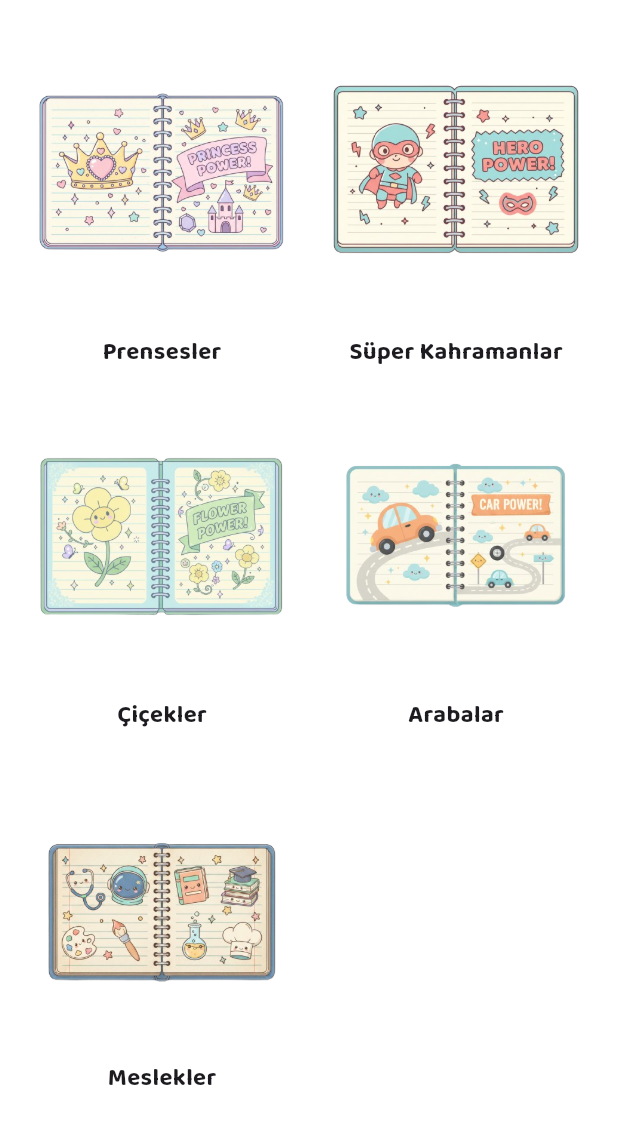
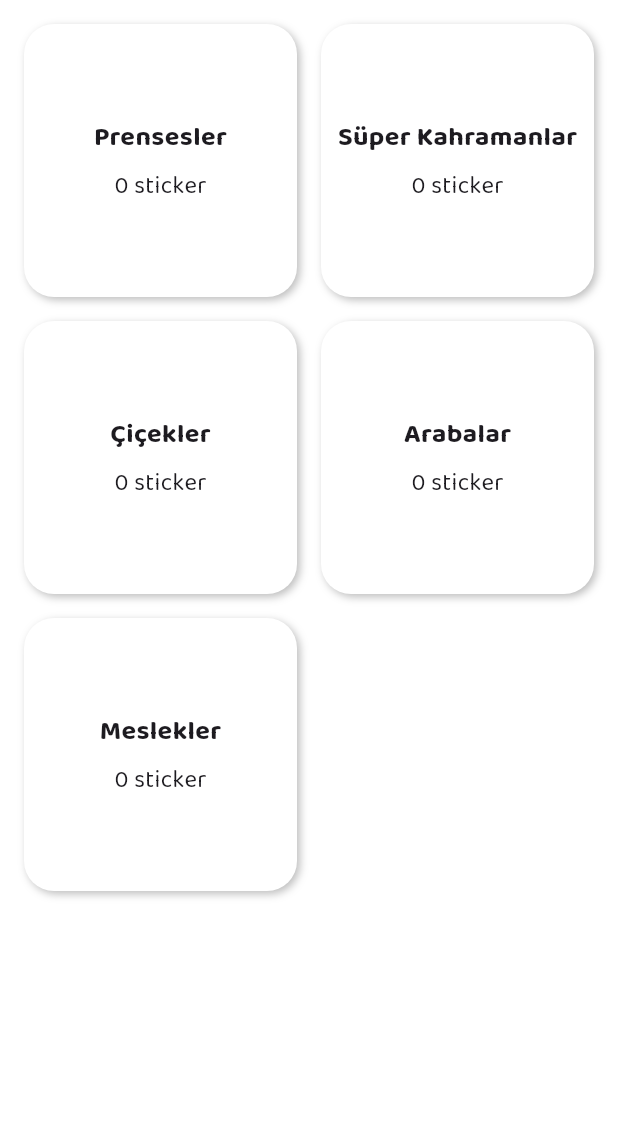
Before and after one commit to mervgundgn/starCastleToDoApp, a Flutter app: the CollectionScreen screen opened directly, on a phone screen of 412 x 824 dp. Shown: the top 1124 px of the screen. Run offline on Flutter 3.47's test engine with Material 3 defaults, Android fonts, the phone set to English and light mode, and no system bars; our stand-ins replace firebase_core, firebase_crashlytics, flutter_riverpod, go_router, google_fonts, hive and 2 more; accounts and stored records are empty.

Commit message:
Milestone 4 complete - Task period, Parent flow, Collection screen with animations

```diff
--- a/lib/features/child/collection/collection_screen.dart
+++ b/lib/features/child/collection/collection_screen.dart
@@ -1,112 +1,72 @@
 import 'package:flutter/material.dart';
-import 'package:hive_flutter/hive_flutter.dart';
+import '../../../services/hive/hive_service.dart';
+import 'collection_detail_screen.dart';
 
-class CollectionScreen extends StatefulWidget {
+class CollectionScreen extends StatelessWidget {
   const CollectionScreen({super.key});
 
   @override
-  State<CollectionScreen> createState() => _CollectionScreenState();
-}
-
-class _CollectionScreenState extends State<CollectionScreen> {
-  late Box stickersBox;
-
-  final Map<String, String> albums = {
-    "Prensesler": "assets/albums/princess/princess_cover.png",
-    "Süper Kahramanlar": "assets/albums/superheroes/superhero_cover.png",
-    "Çiçekler": "assets/albums/flowers/flower_cover.png",
-    "Arabalar": "assets/albums/cars/car_cover.png",
-    "Meslekler": "assets/albums/jobs/job_cover.png",
+  Widget build(BuildContext context) {
+    final categories = {
+      "princess": "Prensesler",
+      "superheroes": "Süper Kahramanlar",
+      "flowers": "Çiçekler",
+      "cars": "Arabalar",
+      "jobs": "Meslekler",
     };
 
-  @override
-  void initState() {
-    super.initState();
-    stickersBox = Hive.box("stickersBox");
-  }
-
-  @override
-  Widget build(BuildContext context) {
     return Scaffold(
       backgroundColor: Colors.transparent,
-      body: Padding(
+      body: GridView.builder(
         padding: const EdgeInsets.all(16),
-        child: GridView.builder(
-          itemCount: albums.length,
         gridDelegate: const SliverGridDelegateWithFixedCrossAxisCount(
           crossAxisCount: 2,
-            childAspectRatio: 0.8,
-            crossAxisSpacing: 12,
-            mainAxisSpacing: 12,
+          mainAxisSpacing: 16,
+          crossAxisSpacing: 16,
         ),
+        itemCount: categories.length,
         itemBuilder: (context, index) {
-            final title = albums.keys.elementAt(index);
-            final cover = albums.values.elementAt(index);
+          final key = categories.keys.elementAt(index);
+          final name = categories.values.elementAt(index);
+
+          // 🔹 Hive’den kategoriye ait sticker listesi al
+          final stickers =
+          HiveService.stickersBox.get(key, defaultValue: <String>[]) as List;
+          final count = stickers.length;
 
           return GestureDetector(
             onTap: () {
               Navigator.push(
                 context,
                 MaterialPageRoute(
-                    builder: (_) => AlbumDetailScreen(albumTitle: title),
+                  builder: (_) =>
+                      CollectionDetailScreen(category: key, title: name),
                 ),
               );
             },
+            child: Container(
+              decoration: BoxDecoration(
+                color: Colors.white,
+                borderRadius: BorderRadius.circular(20),
+                boxShadow: const [
+                  BoxShadow(
+                    color: Colors.black26,
+                    blurRadius: 4,
+                    offset: Offset(2, 2),
+                  )
+                ],
+              ),
               child: Column(
+                mainAxisAlignment: MainAxisAlignment.center,
                 children: [
-                  Expanded(
-                    child: ClipRRect(
-                      borderRadius: BorderRadius.circular(20),
-                      child: Image.asset(
-                        cover,
-                        fit: BoxFit.cover,
+                  Text(name,
+                      style: const TextStyle(
+                          fontSize: 18, fontWeight: FontWeight.bold)),
+                  const SizedBox(height: 8),
+                  Text("$count sticker"),
+                ],
               ),
             ),
-                  ),
-                  const SizedBox(height: 8),
-                  Text(
-                    title,
-                    style: const TextStyle(
-                      fontSize: 16,
-                      fontWeight: FontWeight.bold,
-                    ),
-                  ),
-                ],
-              ),
-            );
-          },
-        ),
-      ),
-    );
-  }
-}
-
-class AlbumDetailScreen extends StatelessWidget {
-  final String albumTitle;
-  const AlbumDetailScreen({super.key, required this.albumTitle});
-
-  @override
-  Widget build(BuildContext context) {
-    final stickersBox = Hive.box("stickersBox");
-    final stickers = stickersBox.get(albumTitle, defaultValue: <String>[]).cast<String>();
-
-    return Scaffold(
-      appBar: AppBar(
-        title: Text(albumTitle),
-      ),
-      body: GridView.builder(
-        padding: const EdgeInsets.all(16),
-        itemCount: stickers.length,
-        gridDelegate: const SliverGridDelegateWithFixedCrossAxisCount(
-          crossAxisCount: 4,
-          crossAxisSpacing: 8,
-          mainAxisSpacing: 8,
-        ),
-        itemBuilder: (context, index) {
-          final stickerPath = stickers[index];
-          return Image.asset(
-            stickerPath,
-            fit: BoxFit.contain,
           );
         },
       ),
--- a/lib/main.dart
+++ b/lib/main.dart
@@ -11,7 +11,7 @@ import 'features/child/home/home_screen.dart';
 import 'features/parent/auth/pin_screen.dart';
 import 'features/parent/panel/parent_panel_screen.dart';
 import 'features/parent/reports/reports_screen.dart';
-import 'features/parent/settings/change_pin_screen.dart'; // ✅ ekledik
+import 'features/parent/settings/change_pin_screen.dart';
 import 'services/crashlytics/crashlytics_service.dart';
 import 'services/hive/hive_service.dart';
 import 'firebase_options.dart';
@@ -41,7 +41,7 @@ final appRouter = GoRouter(
       builder: (context, state) => const ReportsScreen(),
     ),
     GoRoute(
-      path: "/parent/change-pin", // ✅ PIN route eklendi
+      path: "/parent/change-pin",
       builder: (context, state) => const ChangePinScreen(),
     ),
   ],
@@ -61,6 +61,13 @@ Future<void> main() async {
   }
 
   await Hive.initFlutter();
+
+  // 📌 TEST: Her açılışta verileri sıfırla (önce sil, sonra init et)
+  await Hive.deleteBoxFromDisk('tasksBox');
+  await Hive.deleteBoxFromDisk('stickersBox');
+  await Hive.deleteBoxFromDisk('settingsBox');
+  debugPrint("🔥 Hive kutuları sıfırlandı (TEST)");
+
   await HiveService.init();
 
   runApp(const ProviderScope(child: StarCastleApp()));
--- a/lib/models/task_model.dart
+++ b/lib/models/task_model.dart
@@ -1,6 +1,6 @@
 import 'package:hive/hive.dart';
 
-part 'task_model.g.dart'; // build_runner ile üretilecek adapter
+part 'task_model.g.dart';
 
 @HiveType(typeId: 0)
 class TaskModel extends HiveObject {
@@ -13,21 +13,27 @@ class TaskModel extends HiveObject {
   @HiveField(2)
   bool isCompleted;
 
+  @HiveField(3)
+  final String period; // 🔹 "daily" veya "weekly"
+
   TaskModel({
     required this.title,
     required this.category,
     this.isCompleted = false,
+    this.period = "daily", // varsayılan günlük
   });
 
   TaskModel copyWith({
     String? title,
     String? category,
     bool? isCompleted,
+    String? period,
   }) {
     return TaskModel(
       title: title ?? this.title,
       category: category ?? this.category,
       isCompleted: isCompleted ?? this.isCompleted,
+      period: period ?? this.period,
     );
   }
 }
```
Also changed, not shown: lib/features/child/collection/collection_detail_screen.dart (added, +98 -0 lines), lib/features/child/tasks/tasks_screen.dart (+58 -24 lines), lib/features/parent/add_task/add_task_screen.dart (+55 -20 lines), lib/features/parent/panel/parent_panel_screen.dart (+45 -14 lines), lib/services/hive/hive_service.dart (+43 -46 lines), lib/models/task_model.g.dart. Lines whose indentation alone changed are shown as unchanged.
